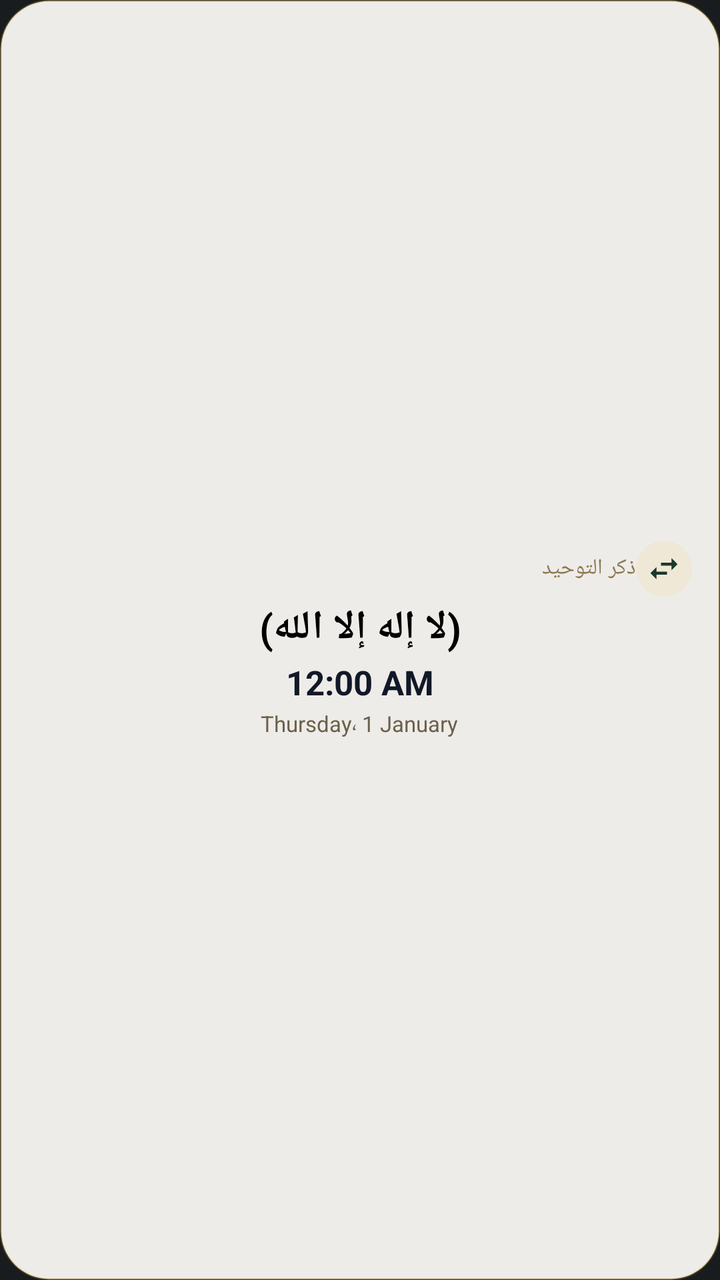
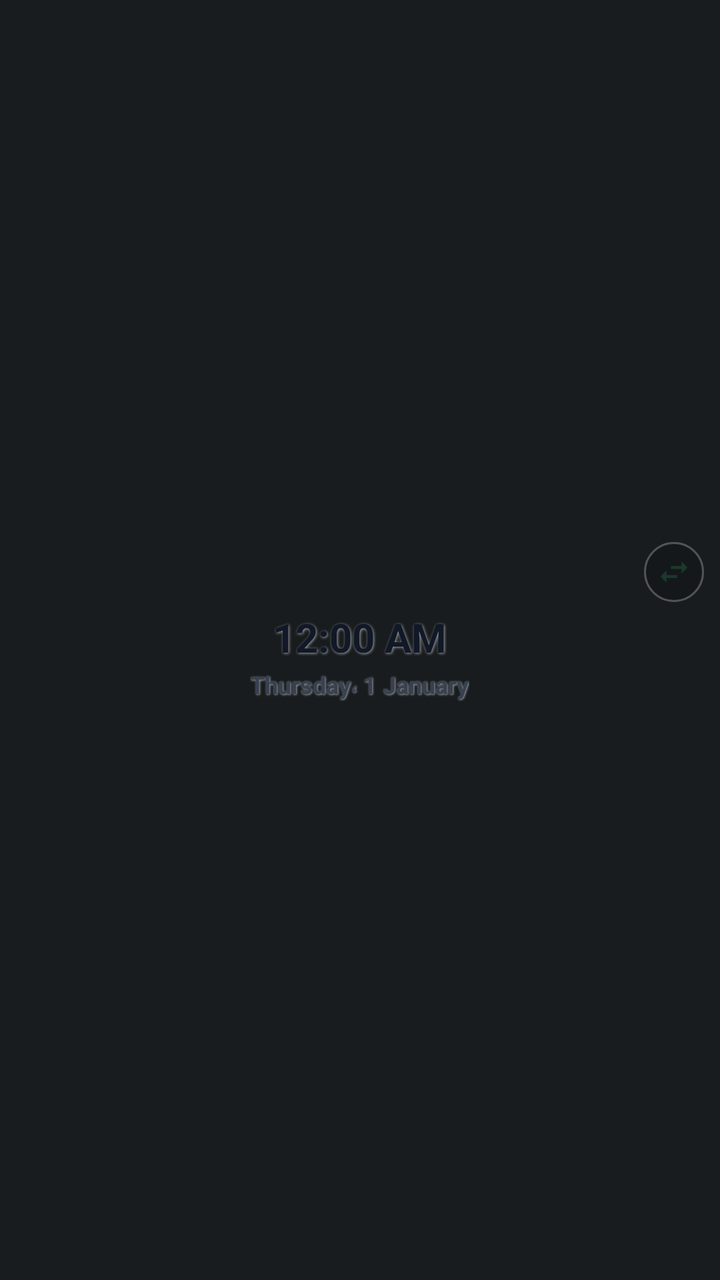

Two renders of the same Android screen: before a commit and after it. Below are the layout's source before the change and the commit's diff.
<!-- AndroidManifest.xml: application theme Theme.MyApplication -->
<!-- res/layout/widget_tawheed.xml -->
<?xml version="1.0" encoding="utf-8"?>
<LinearLayout xmlns:android="http://schemas.android.com/apk/res/android"
    android:id="@+id/widget_container"
    android:layout_width="match_parent"
    android:layout_height="match_parent"
    android:background="@drawable/widget_bg"
    android:gravity="center"
    android:orientation="vertical"
    android:paddingStart="14dp"
    android:paddingTop="10dp"
    android:paddingEnd="14dp"
    android:paddingBottom="10dp">

    
    <LinearLayout
        android:layout_width="match_parent"
        android:layout_height="wrap_content"
        android:gravity="center_vertical"
        android:orientation="horizontal">

        <TextView
            android:layout_width="0dp"
            android:layout_height="wrap_content"
            android:layout_weight="1"
            android:fontFamily="serif"
            android:text="ذكر التوحيد"
            android:textColor="#8C7853"
            android:textSize="11sp" />

        <ImageButton
            android:id="@+id/widget_btn_switch"
            android:layout_width="28dp"
            android:layout_height="28dp"
            android:background="@drawable/widget_button_bg"
            android:contentDescription="تبديل العبارة"
            android:padding="5dp"
            android:scaleType="fitCenter"
            android:src="@drawable/ic_swap" />
    </LinearLayout>

    
    <TextView
        android:id="@+id/widget_text"
        android:layout_width="match_parent"
        android:layout_height="wrap_content"
        android:layout_marginTop="2dp"
        android:layout_marginBottom="2dp"
        android:gravity="center"
        android:text="(لا إله إلا الله)"
        android:textColor="#000000"
        android:textSize="20sp"
        android:textStyle="bold" />

    
    <TextClock
        android:id="@+id/widget_clock"
        android:layout_width="wrap_content"
        android:layout_height="wrap_content"
        android:format12Hour="hh:mm a"
        android:format24Hour="HH:mm"
        android:gravity="center"
        android:textColor="#111827"
        android:textSize="17sp"
        android:textStyle="bold" />

    
    <TextClock
        android:id="@+id/widget_date"
        android:layout_width="wrap_content"
        android:layout_height="wrap_content"
        android:layout_marginTop="2dp"
        android:format12Hour="EEEE، d MMMM"
        android:format24Hour="EEEE، d MMMM"
        android:gravity="center"
        android:textColor="#6B604A"
        android:textSize="11sp" />

</LinearLayout>
<!-- resources referenced by this layout -->
<resources>
  <!-- drawable ic_swap (drawable) -->
  <?xml version="1.0" encoding="utf-8"?>
  <vector xmlns:android="http://schemas.android.com/apk/res/android"
      android:width="24dp"
      android:height="24dp"
      android:viewportWidth="24"
      android:viewportHeight="24">
      <path
          android:fillColor="#1B382B"
          android:pathData="M6.99,11L3,15l3.99,4v-3H14v-2H6.99v-3zM21,9l-3.99,-4v3H10v2h7.01v3L21,9z"/>
  </vector>
  <!-- drawable widget_bg (drawable) -->
  <?xml version="1.0" encoding="utf-8"?>
  <shape xmlns:android="http://schemas.android.com/apk/res/android"
      android:shape="rectangle">
      <solid android:color="#F2FAF8F3" />
      <corners android:radius="24dp" />
      <stroke
          android:width="1dp"
          android:color="#40D4AF37" />
  </shape>
  <!-- drawable widget_button_bg (drawable) -->
  <?xml version="1.0" encoding="utf-8"?>
  <shape xmlns:android="http://schemas.android.com/apk/res/android"
      android:shape="oval">
      <solid android:color="#EFE8D6" />
  </shape>
  <style name="Theme.MyApplication" parent="android:Theme.DeviceDefault.NoActionBar" />
</resources>

<!-- the commit's change to res/layout/widget_tawheed.xml (unified diff, before → after) -->
@@ -3,53 +3,58 @@
     android:id="@+id/widget_container"
     android:layout_width="match_parent"
     android:layout_height="match_parent"
-    android:background="@drawable/widget_bg"
+    android:background="@android:color/transparent"
     android:gravity="center"
     android:orientation="vertical"
-    android:paddingStart="14dp"
-    android:paddingTop="10dp"
-    android:paddingEnd="14dp"
-    android:paddingBottom="10dp">
+    android:paddingStart="8dp"
+    android:paddingTop="6dp"
+    android:paddingEnd="8dp"
+    android:paddingBottom="6dp">
 
     
-    <LinearLayout
+    <RelativeLayout
         android:layout_width="match_parent"
-        android:layout_height="wrap_content"
-        android:gravity="center_vertical"
-        android:orientation="horizontal">
-
-        <TextView
-            android:layout_width="0dp"
-            android:layout_height="wrap_content"
-            android:layout_weight="1"
-            android:fontFamily="serif"
-            android:text="ذكر التوحيد"
-            android:textColor="#8C7853"
-            android:textSize="11sp" />
+        android:layout_height="wrap_content">
 
         <ImageButton
             android:id="@+id/widget_btn_switch"
-            android:layout_width="28dp"
-            android:layout_height="28dp"
+            android:layout_width="30dp"
+            android:layout_height="30dp"
+            android:layout_alignParentEnd="true"
+            android:layout_centerVertical="true"
             android:background="@drawable/widget_button_bg"
             android:contentDescription="تبديل العبارة"
-            android:padding="5dp"
+            android:padding="6dp"
             android:scaleType="fitCenter"
             android:src="@drawable/ic_swap" />
-    </LinearLayout>
+    </RelativeLayout>
+
+    
+    <ImageView
+        android:id="@+id/widget_text_image"
+        android:layout_width="match_parent"
+        android:layout_height="wrap_content"
+        android:layout_marginTop="2dp"
+        android:layout_marginBottom="2dp"
+        android:adjustViewBounds="true"
+        android:scaleType="fitCenter"
+        android:contentDescription="نص الذكر" />
 
     
     <TextView
         android:id="@+id/widget_text"
         android:layout_width="match_parent"
         android:layout_height="wrap_content"
-        android:layout_marginTop="2dp"
-        android:layout_marginBottom="2dp"
         android:gravity="center"
         android:text="(لا إله إلا الله)"
         android:textColor="#000000"
-        android:textSize="20sp"
-        android:textStyle="bold" />
+        android:textSize="22sp"
+        android:textStyle="bold"
+        android:shadowColor="#80FFFFFF"
+        android:shadowDx="1"
+        android:shadowDy="1"
+        android:shadowRadius="3"
+        android:visibility="gone" />
 
     
     <TextClock
@@ -60,8 +65,12 @@
         android:format24Hour="HH:mm"
         android:gravity="center"
         android:textColor="#111827"
-        android:textSize="17sp"
-        android:textStyle="bold" />
+        android:textSize="20sp"
+        android:textStyle="bold"
+        android:shadowColor="#99FFFFFF"
+        android:shadowDx="1"
+        android:shadowDy="1"
+        android:shadowRadius="3" />
 
     
     <TextClock
@@ -72,7 +81,27 @@
         android:format12Hour="EEEE، d MMMM"
         android:format24Hour="EEEE، d MMMM"
         android:gravity="center"
-        android:textColor="#6B604A"
-        android:textSize="11sp" />
+        android:textColor="#374151"
+        android:textSize="12sp"
+        android:textStyle="bold"
+        android:shadowColor="#99FFFFFF"
+        android:shadowDx="1"
+        android:shadowDy="1"
+        android:shadowRadius="2" />
+
+    
+    <TextView
+        android:id="@+id/widget_hijri_date"
+        android:layout_width="wrap_content"
+        android:layout_height="wrap_content"
+        android:layout_marginTop="2dp"
+        android:gravity="center"
+        android:textColor="#374151"
+        android:textSize="12sp"
+        android:textStyle="bold"
+        android:shadowColor="#99FFFFFF"
+        android:shadowDx="1"
+        android:shadowDy="1"
+        android:shadowRadius="2" />
 
 </LinearLayout>
<!-- resource entries referenced after the edit -->
@@ -11,21 +11,14 @@
           android:fillColor="#1B382B"
           android:pathData="M6.99,11L3,15l3.99,4v-3H14v-2H6.99v-3zM21,9l-3.99,-4v3H10v2h7.01v3L21,9z"/>
   </vector>
-  <!-- drawable widget_bg (drawable) -->
-  <?xml version="1.0" encoding="utf-8"?>
-  <shape xmlns:android="http://schemas.android.com/apk/res/android"
-      android:shape="rectangle">
-      <solid android:color="#F2FAF8F3" />
-      <corners android:radius="24dp" />
-      <stroke
-          android:width="1dp"
-          android:color="#40D4AF37" />
-  </shape>
   <!-- drawable widget_button_bg (drawable) -->
   <?xml version="1.0" encoding="utf-8"?>
   <shape xmlns:android="http://schemas.android.com/apk/res/android"
       android:shape="oval">
-      <solid android:color="#EFE8D6" />
+      <solid android:color="#26000000" />
+      <stroke
+          android:width="1dp"
+          android:color="#40FFFFFF" />
   </shape>
   <style name="Theme.MyApplication" parent="android:Theme.DeviceDefault.NoActionBar" />
 </resources>
